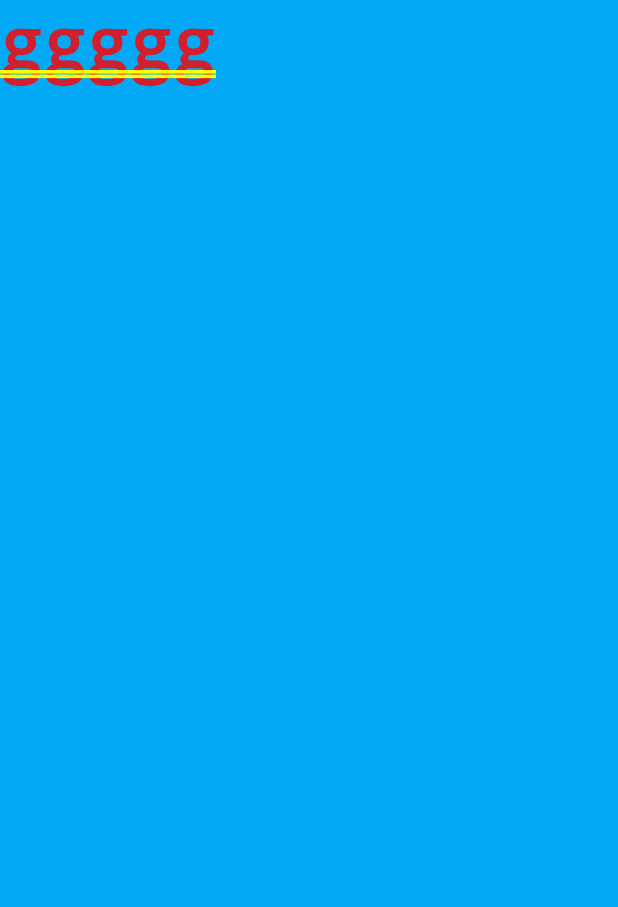
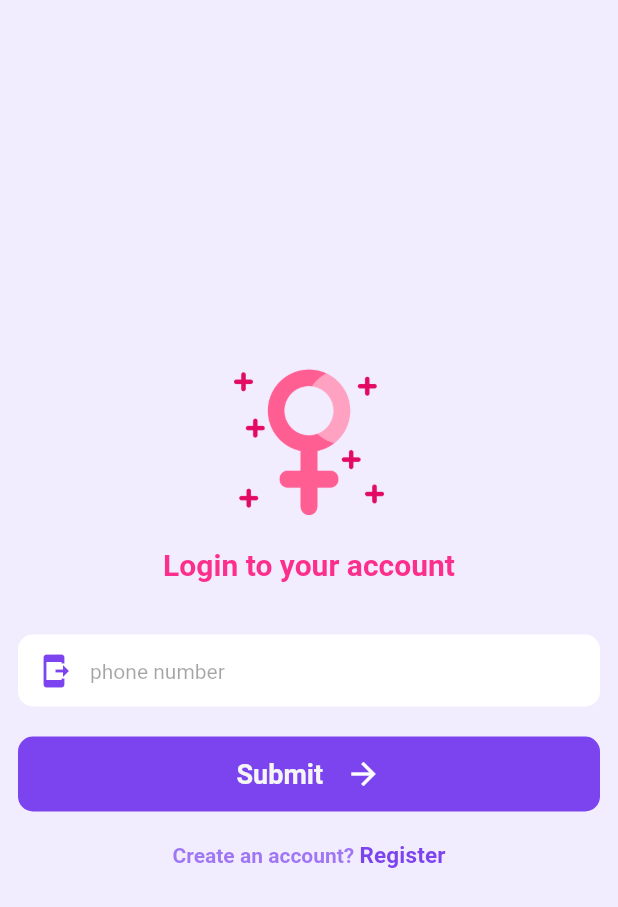
Before and after one commit to sadia229/Safety-App, a Flutter app: the screen it shows after launch, on a phone screen of 412 x 824 dp. Shown: the top 907 px of the screen. Run offline on Flutter 3.47's test engine with Material 2 defaults, Android fonts, the phone set to English and light mode, and no system bars; our stand-ins replace get, google_fonts; Roboto replaces fonts that are missing (Ubuntu).

Commit message:
login otp

```diff
--- /dev/null
+++ b/lib/components/button/custom_button.dart
@@ -0,0 +1,40 @@
+import 'package:flutter/material.dart';
+import 'package:woman_safty_app/styles/k_color.dart';
+import '../../styles/k_text_style.dart';
+
+class KButton extends StatelessWidget {
+  final String? title;
+  final VoidCallback? onTap;
+
+  const KButton({this.title, this.onTap, Key? key}) : super(key: key);
+
+  @override
+  Widget build(BuildContext context) {
+    return GestureDetector(
+      onTap: onTap,
+      child: Container(
+        width: MediaQuery.of(context).size.width,
+        height: 50,
+        decoration: BoxDecoration(
+          color: KColor.icon,
+          borderRadius: BorderRadius.circular(10),
+        ),
+        child: Center(
+          child: Row(
+            mainAxisAlignment: MainAxisAlignment.center,
+            children: [
+              Text('$title',
+                  style: KTextStyle.subtitle1
+                      .copyWith(color: KColor.whiteBackground)),
+              const SizedBox(width: 15),
+              const Icon(
+                Icons.arrow_forward_sharp,
+                color: KColor.white,
+              )
+            ],
+          ),
+        ),
+      ),
+    );
+  }
+}
--- /dev/null
+++ b/lib/components/textField/phone_textfield.dart
@@ -0,0 +1,75 @@
+import 'package:flutter/material.dart';
+import 'package:woman_safty_app/styles/k_color.dart';
+import '../../styles/k_text_style.dart';
+
+// ignore: must_be_immutable
+class KPhone extends StatefulWidget {
+  final String label;
+  final String hintText;
+  final bool readOnly;
+
+  KPhone(
+      {Key? key,
+      required this.label,
+      required this.controller,
+      required this.hintText,
+      required this.readOnly})
+      : super(key: key);
+
+  TextEditingController controller = TextEditingController();
+
+  @override
+  State<KPhone> createState() => _KPhoneState();
+}
+
+class _KPhoneState extends State<KPhone> {
+  @override
+  Widget build(BuildContext context) {
+    return TextFormField(
+      validator: (value) {
+        String pattern = r'(^(?:[+0]9)?[0-9]{11}$)';
+        RegExp regExp = RegExp(pattern);
+        if (value == null || value.isEmpty) {
+          return 'Please FillUp';
+        } else if (!regExp.hasMatch(value)) {
+          return 'Please enter valid mobile number';
+        }
+        return null;
+      },
+      keyboardType: TextInputType.number,
+      readOnly: widget.readOnly,
+      controller: widget.controller,
+      decoration: InputDecoration(
+        prefixIcon: const Icon(
+          Icons.send_to_mobile,
+          color: KColor.icon,
+        ),
+        hintText: widget.hintText,
+        hintStyle: KTextStyle.subtitle3.copyWith(
+          color: KColor.blackbg.withOpacity(0.4),
+        ),
+        labelText: widget.label,
+        labelStyle: KTextStyle.subtitle3.copyWith(
+          color: KColor.blackbg.withOpacity(0.4),
+        ),
+        contentPadding: const EdgeInsets.symmetric(horizontal: 20.0),
+        border: const OutlineInputBorder(
+          borderRadius: BorderRadius.all(
+            Radius.circular(10.0),
+          ),
+          borderSide: BorderSide.none,
+        ),
+        focusedBorder: OutlineInputBorder(
+          borderSide: BorderSide(
+            color: KColor.appBackground.withOpacity(0.4),
+            width: 1.0,
+          ),
+          borderRadius: BorderRadius.circular(10.0),
+        ),
+        filled: true,
+        fillColor: KColor.white,
+        floatingLabelBehavior: FloatingLabelBehavior.always,
+      ),
+    );
+  }
+}
--- /dev/null
+++ b/lib/constants/asset_path.dart
@@ -0,0 +1,5 @@
+class AssetPath {
+  static const logo = 'assets/images/logo.png';
+  static const background = 'assets/images/background.png';
+  static const splash = 'assets/images/splash.png';
+}
--- a/lib/routes/route_generator.dart
+++ b/lib/routes/route_generator.dart
@@ -1,17 +1,21 @@
 import 'package:flutter/material.dart';
+import 'package:woman_safty_app/src/features/auth/login/view/login_page.dart';
+import 'package:woman_safty_app/src/features/auth/otp/view/otp_page.dart';
 import 'package:woman_safty_app/src/features/home/view/home_page.dart';
 import 'package:woman_safty_app/src/features/signup/view/signup_page.dart';
 
-import '../src/features/login/view/login_page.dart';
-
 class RouteGenerator {
   static Route<dynamic> generateRoute(RouteSettings settings) {
-    //final args = settings.arguments;
+    final args = settings.arguments;
 
     switch (settings.name) {
       case '/login':
         return MaterialPageRoute(
           builder: (_) => const LoginPage(),
+        );
+      case '/otp':
+        return MaterialPageRoute(
+          builder: (_) => const OtpPage(),
         );
       case '/signup':
         return MaterialPageRoute(
--- /dev/null
+++ b/lib/src/features/auth/login/view/login_page.dart
@@ -0,0 +1,86 @@
+import 'package:flutter/material.dart';
+import 'package:woman_safty_app/components/button/custom_button.dart';
+import 'package:woman_safty_app/components/textField/phone_textfield.dart';
+import 'package:woman_safty_app/constants/asset_path.dart';
+import 'package:woman_safty_app/styles/b_style.dart';
+
+class LoginPage extends StatefulWidget {
+  const LoginPage({Key? key}) : super(key: key);
+
+  @override
+  State<LoginPage> createState() => _LoginPageState();
+}
+
+class _LoginPageState extends State<LoginPage> {
+  TextEditingController phone = TextEditingController();
+  final _formKey = GlobalKey<FormState>();
+
+  @override
+  Widget build(BuildContext context) {
+    return Scaffold(
+      backgroundColor: KColor.appBackground,
+      body: Container(
+        margin: const EdgeInsets.symmetric(horizontal: 12),
+        child: Form(
+          key: _formKey,
+          child: Center(
+            child: Column(
+              mainAxisAlignment: MainAxisAlignment.center,
+              children: [
+                Image.asset(
+                  AssetPath.logo,
+                  height: 100,
+                ),
+                Padding(
+                  padding: const EdgeInsets.symmetric(vertical: 20.0),
+                  child: Text(
+                    'Login to your account',
+                    style: KTextStyle.headline3.copyWith(
+                      color: KColor.textColor,
+                    ),
+                  ),
+                ),
+                const SizedBox(height: 15),
+                KPhone(
+                  controller: phone,
+                  readOnly: false,
+                  hintText: 'phone number',
+                  label: '',
+                ),
+                const SizedBox(height: 20),
+                KButton(
+                  title: 'Submit',
+                  onTap: () {
+                    Navigator.pushNamed(context, '/otp');
+                  },
+                ),
+                const SizedBox(height: 20),
+                InkWell(
+                  onTap: () {},
+                  child: RichText(
+                    text: TextSpan(
+                      children: [
+                        TextSpan(
+                          text: 'Create an account? ',
+                          style: KTextStyle.subtitle4.copyWith(
+                            color: KColor.icon.withOpacity(0.7),
+                          ),
+                        ),
+                        TextSpan(
+                          text: 'Register',
+                          style: KTextStyle.subtitle2.copyWith(
+                            color: KColor.icon,
+                          ),
+                        ),
+                      ],
+                    ),
+                  ),
+                )
+              ],
+            ),
+          ),
+        ),
+      ),
+    );
+  }
+}
--- a/lib/src/features/login/view/login_page.dart
+++ /dev/null
@@ -1,20 +0,0 @@
-import 'package:flutter/material.dart';
-
-class LoginPage extends StatefulWidget {
-  const LoginPage({Key? key}) : super(key: key);
-
-  @override
-  State<LoginPage> createState() => _LoginPageState();
-}
-
-class _LoginPageState extends State<LoginPage> {
-  @override
-  Widget build(BuildContext context) {
-    return Container(
-      width: 200,
-      height: 200,
-      color: Colors.lightBlue,
-      child: Text('ggggg'),
-    );
-  }
-}
--- a/lib/styles/k_color.dart
+++ b/lib/styles/k_color.dart
@@ -9,7 +9,7 @@ class KColor {
   /*
   app background color
   */
-  static const Color appBackground = Color(0xFFF5F5F5);
+  static const Color appBackground = Color(0xFFF2ECFF);
   static const Color whiteBackground = Color(0xFFF5F5F5);
 
   /*
@@ -24,7 +24,9 @@ class KColor {
   */
   static const Color black = Colors.black;
   static const Color white = Colors.white;
+  static const Color textColor = Color(0xFFFD2F8C);
   static const Color blackbg = Color(0xFF1B1B1B);
+  static const Color icon = Color(0xFF7C44EF);
   static const Color baseBlack = Color(0xFF000000);
   static const Color textBorder = Color(0xFF727272);
   static const Color searchColor = Color(0xFFEAE7E7);
--- a/lib/styles/k_text_style.dart
+++ b/lib/styles/k_text_style.dart
@@ -5,50 +5,50 @@ class KTextStyle {
   static TextStyle headline1 = TextStyle(
     fontSize: 31,
     fontWeight: FontWeight.w700,
-    fontFamily: GoogleFonts.inter().fontFamily,
+    fontFamily: GoogleFonts.ubuntu().fontFamily,
   );
 
   static TextStyle headline2 = TextStyle(
     fontSize: 25,
     fontWeight: FontWeight.w700,
-    fontFamily: GoogleFonts.inter().fontFamily,
+    fontFamily: GoogleFonts.ubuntu().fontFamily,
   );
 
   static TextStyle headline3 = TextStyle(
-    fontSize: 24,
+    fontSize: 20,
     fontWeight: FontWeight.w700,
-    fontFamily: GoogleFonts.inter().fontFamily,
+    fontFamily: GoogleFonts.ubuntu().fontFamily,
   );
 
   static TextStyle subtitle1 = TextStyle(
-    fontSize: 16,
+    fontSize: 18,
     fontWeight: FontWeight.w700,
-    fontFamily: GoogleFonts.inter().fontFamily,
+    fontFamily: GoogleFonts.ubuntu().fontFamily,
   );
 
   static TextStyle subtitle7 = TextStyle(
     fontSize: 16,
     fontWeight: FontWeight.w700,
-    fontFamily: GoogleFonts.inter().fontFamily,
+    fontFamily: GoogleFonts.ubuntu().fontFamily,
   );
 
   static TextStyle dialog = TextStyle(
     fontSize: 16,
     fontWeight: FontWeight.w500,
-    fontFamily: GoogleFonts.inter().fontFamily,
+    fontFamily: GoogleFonts.ubuntu().fontFamily,
   );
 
   static TextStyle description = TextStyle(
     fontSize: 16,
     fontWeight: FontWeight.w400,
-    fontFamily: GoogleFonts.inter().fontFamily,
+    fontFamily: GoogleFonts.ubuntu().fontFamily,
   );
 
   static TextStyle subtitle2 = TextStyle(
     fontSize: 15,
     fontWeight: FontWeight.w600,
     letterSpacing: 0.1,
-    fontFamily: GoogleFonts.inter().fontFamily,
+    fontFamily: GoogleFonts.ubuntu().fontFamily,
   );
 
   static TextStyle button = TextStyle(
@@ -56,7 +56,7 @@ class KTextStyle {
     fontWeight: FontWeight.w400,
     letterSpacing: 0.04,
     height: 1.45,
-    fontFamily: GoogleFonts.inter().fontFamily,
+    fontFamily: GoogleFonts.ubuntu().fontFamily,
   );
   // TODO :: Check the naming for styles,
   // you don't usually have so many different subtitle styles
@@ -66,35 +66,35 @@ class KTextStyle {
   static TextStyle subtitle3 = TextStyle(
     fontSize: 14,
     fontWeight: FontWeight.w400,
-    fontFamily: GoogleFonts.inter().fontFamily,
+    fontFamily: GoogleFonts.ubuntu().fontFamily,
   );
   static TextStyle subtitle4 = TextStyle(
     fontSize: 14,
     fontWeight: FontWeight.w700,
-    fontFamily: GoogleFonts.inter().fontFamily,
+    fontFamily: GoogleFonts.ubuntu().fontFamily,
   );
 
   static TextStyle subtitle6 = TextStyle(
     fontSize: 14,
     fontWeight: FontWeight.w600,
-    fontFamily: GoogleFonts.inter().fontFamily,
+    fontFamily: GoogleFonts.ubuntu().fontFamily,
   );
 
   static TextStyle subtitle5 = TextStyle(
     fontSize: 12,
     fontWeight: FontWeight.w400,
-    fontFamily: GoogleFonts.inter().fontFamily,
+    fontFamily: GoogleFonts.ubuntu().fontFamily,
   );
 
   static TextStyle sticker = TextStyle(
     fontSize: 12,
     fontWeight: FontWeight.w600,
-    fontFamily: GoogleFonts.inter().fontFamily,
+    fontFamily: GoogleFonts.ubuntu().fontFamily,
   );
 
   static TextStyle subtitle8 = TextStyle(
     fontSize: 10,
     fontWeight: FontWeight.w400,
-    fontFamily: GoogleFonts.inter().fontFamily,
+    fontFamily: GoogleFonts.ubuntu().fontFamily,
   );
 }
```
Also changed, not shown: lib/src/features/auth/otp/view/otp_page.dart (added, +68 -0 lines), lib/utils/extension.dart (added, +11 -0 lines), assets/images/background.png (added), assets/images/splash.png (added).
